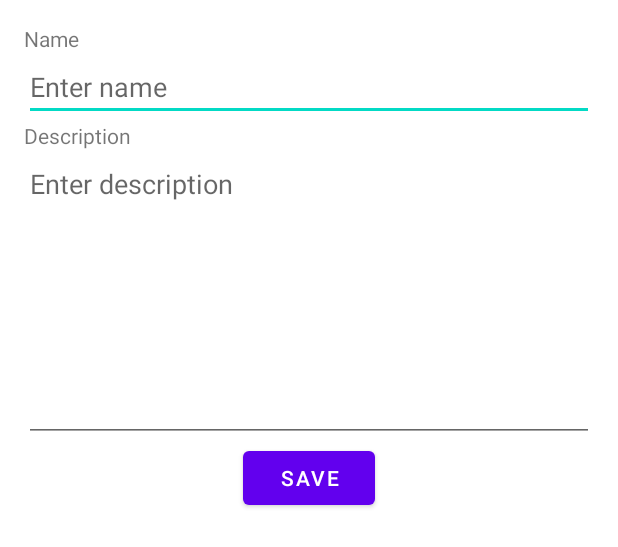
After one commit to karkaminski/Customers, an Android app: the layout add_edit_classification_fragment.xml on its own in the app's theme, with its tools: preview values and no code run, on a phone screen of 412 x 824 dp. The commit adds this screen. Shown: the top 547 px of the screen. Run offline under Robolectric (Android 15) with nearby library versions, the phone set to English and light mode, and no system bars.

Commit message:
przesylanie informacji do AddEdditCCFragment

```diff
--- a/app/src/main/java/pl/karkaminski/customers/database/CustomerClassificationDao.java
+++ b/app/src/main/java/pl/karkaminski/customers/database/CustomerClassificationDao.java
@@ -5,6 +5,7 @@ import androidx.room.Dao;
 import androidx.room.Delete;
 import androidx.room.Insert;
 import androidx.room.Query;
+import androidx.room.Update;
 
 import java.util.List;
 
@@ -17,8 +18,9 @@ public interface CustomerClassificationDao {
     @Insert
     void insert(CustomerClassification... customerClassification);
 
+    @Update
+    void update(CustomerClassification customerClassification);
+
     @Delete
     void delete(CustomerClassification customerClassification);
-
-
 }
--- /dev/null
+++ b/app/src/main/res/layout/add_edit_classification_fragment.xml
@@ -0,0 +1,51 @@
+<?xml version="1.0" encoding="utf-8"?>
+<layout xmlns:android="http://schemas.android.com/apk/res/android"
+    xmlns:tools="http://schemas.android.com/tools">
+
+
+    <LinearLayout
+        android:layout_width="match_parent"
+        android:layout_height="match_parent"
+        android:orientation="vertical"
+        android:padding="16dp"
+        tools:context=".ui.classificationsaddedit.AddEditClassificationFragment">
+
+
+        <TextView
+            android:id="@+id/text_view_name"
+            android:layout_width="match_parent"
+            android:layout_height="wrap_content"
+            android:text="Name" />
+
+        <EditText
+            android:id="@+id/edit_text_name"
+            android:layout_width="match_parent"
+            android:layout_height="wrap_content"
+            android:ems="10"
+            android:hint="Enter name"
+            android:inputType="textPersonName" />
+
+        <TextView
+            android:id="@+id/text_view_description"
+            android:layout_width="match_parent"
+            android:layout_height="wrap_content"
+            android:text="Description" />
+
+        <EditText
+            android:id="@+id/edit_text_description"
+            android:layout_width="match_parent"
+            android:layout_height="wrap_content"
+            android:ems="10"
+            android:gravity="top|left"
+            android:hint="Enter description"
+            android:inputType="textMultiLine"
+            android:lines="8" />
+
+        <com.google.android.material.button.MaterialButton
+            android:id="@+id/button_save"
+            android:layout_width="wrap_content"
+            android:layout_height="wrap_content"
+            android:layout_gravity="center"
+            android:text="Save" />
+    </LinearLayout>
+</layout>
```
Also changed, not shown: app/src/main/java/pl/karkaminski/customers/database/CustomerClassification.java (+35 -1 lines), app/src/main/java/pl/karkaminski/customers/ui/classifications/ClassificationsFragment.java (+21 -4 lines), app/src/main/java/pl/karkaminski/customers/ui/classificationsadd/AddClassificationFragment.java (deleted, +0 -28 lines), app/src/main/java/pl/karkaminski/customers/ui/classificationsadd/AddClassificationViewModel.java (deleted, +0 -7 lines), app/src/main/java/pl/karkaminski/customers/ui/classificationsaddedit/AddEditClassificationFragment.java (added, +46 -0 lines), app/src/main/res/layout/add_classification_fragment.xml (deleted, +0 -14 lines), app/src/main/res/navigation/nav_graph.xml (+10 -2 lines).
